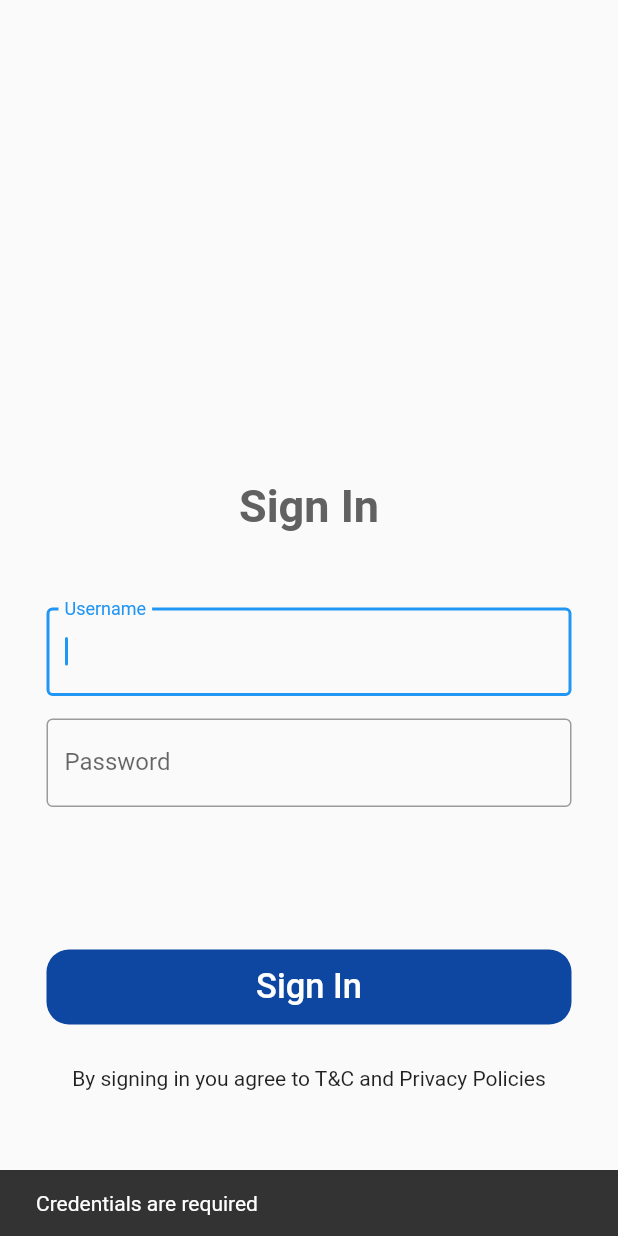
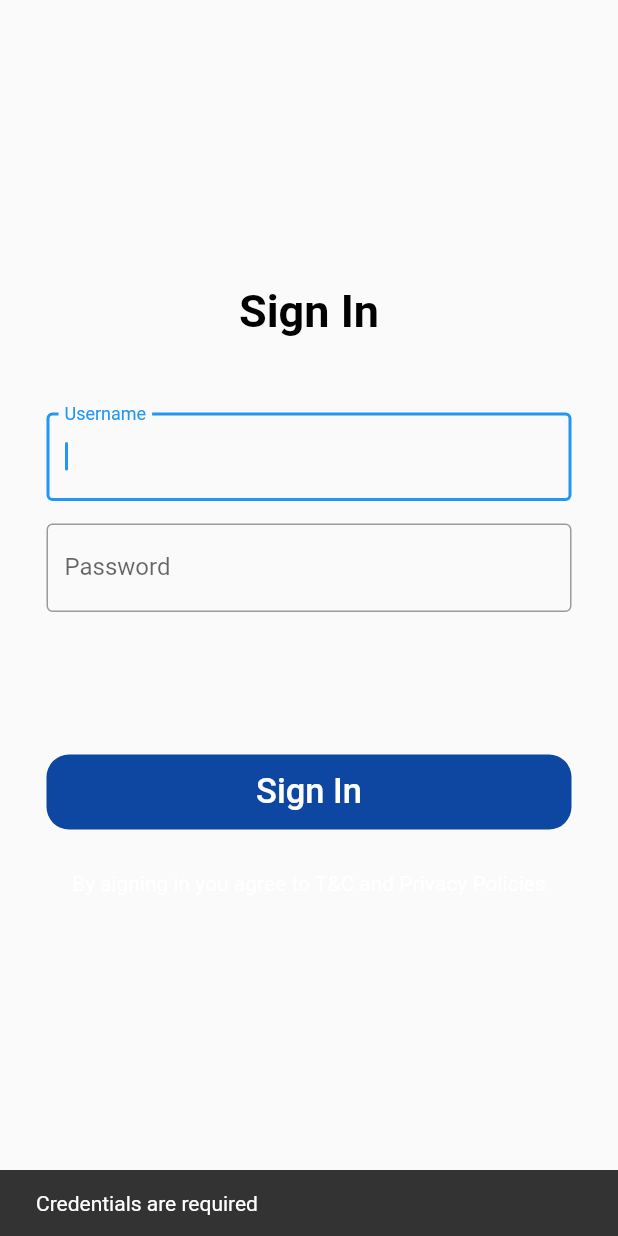
Before and after one commit to chinmayilondhe/quark_employee-management-app, a Flutter app: the screen it shows after launch, after a tap on "Sign In", on a phone screen of 412 x 824 dp. Run offline on Flutter 3.47's test engine with Material 2 defaults, Android fonts, the light colour scheme and no system bars; our stand-ins replace fl_chart, shared_preferences.

Commit message:
add role based screens

```diff
--- a/lib/screens/login.dart
+++ b/lib/screens/login.dart
@@ -22,10 +22,21 @@ class _LoginPageState extends State<LoginPage> {
   Widget build(BuildContext context) {
     return Scaffold(
       body: SingleChildScrollView(
+        child: Container(
+          height: MediaQuery.of(context).size.height,
+          width: MediaQuery.of(context).size.width,
+          // decoration: const BoxDecoration(
+          //   gradient: LinearGradient(
+          //     colors: [Colors.lightBlueAccent, Colors.blue],
+          //     begin: Alignment.bottomLeft,
+          //     end: Alignment.topRight,
+          //   ),
+          // ),
           child: Column(
+
             children: <Widget>[
               Padding(
-              padding: const EdgeInsets.only(top: 100.0, bottom: 50),
+                padding: const EdgeInsets.only(bottom: 20),
                 child: Center(
                   child: SizedBox(
                       width: 300,
@@ -41,7 +52,7 @@ class _LoginPageState extends State<LoginPage> {
                   style: TextStyle(
                       fontSize: 30,
                       fontWeight: FontWeight.bold,
-                    color: Colors.grey.shade700),
+                      color: Colors.black),
                 ),
               ),
               Padding(
@@ -97,8 +108,10 @@ class _LoginPageState extends State<LoginPage> {
               const SizedBox(
                 height: 8,
               ),
-            const Text('By signing in you agree to T&C and Privacy Policies')
+              const Text('By signing in you agree to T&C and Privacy Policies',
+                style: TextStyle(color: Colors.white),)
             ],
+          ),
         ),
       ),
     );
@@ -114,11 +127,13 @@ Future<void> login() async {
   if (email.text.isNotEmpty && password.text.isNotEmpty) {
     var loginData = await apiCall.login(email_id, password_text);
     String employee_id=loginData['_id'] ?? "";
-    print('status ${loginData["status"]}');
+    int isAdmin=loginData['isAdmin'];
+
     if (loginData["status"] == "ok") {
       sharedData.setLogin(false);
       sharedData.setEmail(email.text);
       sharedData.setEmpID(employee_id);
+      sharedData.setRole(isAdmin);
       setState(() {
         isLoading = false;
       });
--- a/lib/screens/splashscreen.dart
+++ b/lib/screens/splashscreen.dart
@@ -53,11 +53,27 @@ class SplashState extends State<Splash> {
         fit: StackFit.expand,
         children: [
           Container(
-            decoration: const BoxDecoration(color: Colors.white),
+            height: MediaQuery.of(context).size.height,
+            width: MediaQuery.of(context).size.width,
+            decoration: const BoxDecoration(
+              gradient: LinearGradient(
+                colors: [Colors.white, Colors.cyan,Colors.blue],
+                begin: Alignment.bottomLeft,
+                end: Alignment.topRight,
+              ),
+            ),
           ),
           Column(
             mainAxisAlignment: MainAxisAlignment.start,
             children: const [
+              SizedBox(
+                height: 150,
+                // child: Image.asset('images/icon.png')
+              ),
+
+           Text("WELCOME",style: TextStyle(color:Colors.white,fontSize: 50,
+               fontWeight: FontWeight.bold,fontFamily: 'RobotoMono'),),
+
               Expanded(
                 flex: 2,
                 child: Image(image: AssetImage('images/logo.png')),
--- a/pubspec.yaml
+++ b/pubspec.yaml
@@ -37,6 +37,7 @@ dependencies:
   shared_preferences: ^2.0.15
   http: ^0.13.5
   fl_chart: ^0.55.2
+  google_fonts: ^3.0.1
 
 dev_dependencies:
   flutter_test:
```
Also changed, not shown: lib/data/bar_data.dart (added, +53 -0 lines), lib/helper/barchart.dart (+19 -0 lines), lib/helper/shared_pref_manager.dart (+16 -0 lines), lib/model/barchart_model.dart (+16 -0 lines), lib/screens/admin_dashboard.dart (added, +17 -0 lines), lib/screens/employee_dashboard.dart (added, +17 -0 lines), lib/screens/homepage.dart (+37 -5 lines), lib/widget/bar_chart_widget.dart (added, +66 -0 lines), lib/widget/bar_titles.dart (added, +27 -0 lines), pubspec.lock. Lines whose indentation alone changed are shown as unchanged.
